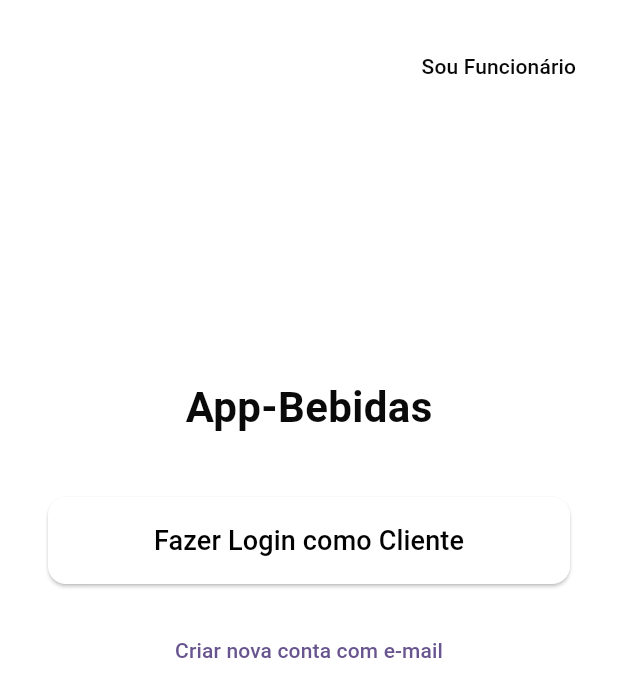
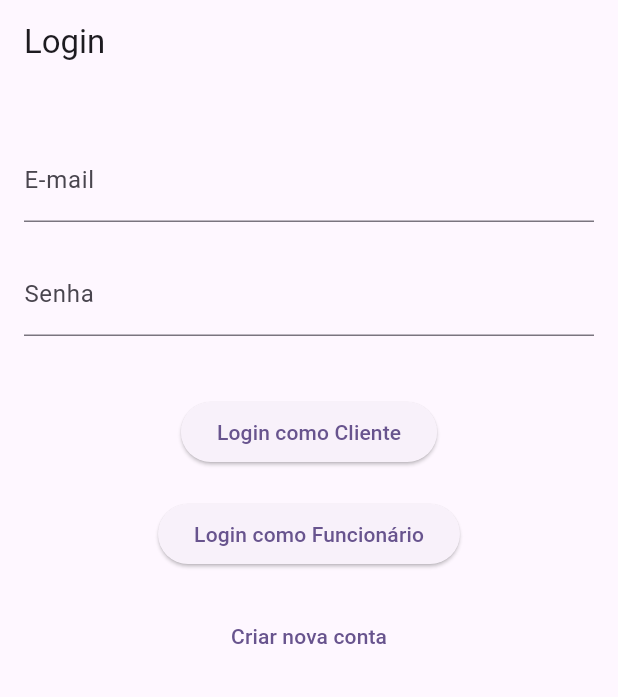
Before and after one commit to VitorBD32/App-Bebidas, a Flutter app: the screen it shows after launch, on a phone screen of 412 x 824 dp. Shown: the top 697 px of the screen. Run offline on Flutter 3.47's test engine with Material 3 defaults, Android fonts, the light colour scheme and no system bars; our stand-ins replace firebase_auth, firebase_core, firebase_database; accounts and stored records are empty.

Commit message:
Adicionando novas telas de login e principais

```diff
--- /dev/null
+++ b/lib/LoginScreen.dart
@@ -0,0 +1,170 @@
+import 'package:flutter/material.dart';
+import 'package:firebase_auth/firebase_auth.dart';
+import 'CriarContaScreen.dart'; // Tela de criação de conta
+import 'principalCliente.dart'; // Tela principal para o cliente
+import 'principalFuncionario.dart'; // Tela principal para o funcionário
+
+class LoginScreen extends StatefulWidget {
+  const LoginScreen({Key? key}) : super(key: key);
+
+  @override
+  _LoginScreenState createState() => _LoginScreenState();
+}
+
+class _LoginScreenState extends State<LoginScreen> {
+  final _emailController = TextEditingController();
+  final _senhaController = TextEditingController();
+  bool _isLoading = false;
+
+  // Função para validar o email
+  String? _validarEmail(String? email) {
+    if (email == null || email.isEmpty) {
+      return 'Por favor, insira um e-mail.';
+    }
+    // Verifica se o email tem um formato válido
+    RegExp regex = RegExp(r'^[a-zA-Z0-9._%+-]+@[a-zA-Z0-9.-]+\.[a-zA-Z]{2,4}$');
+    if (!regex.hasMatch(email)) {
+      return 'Por favor, insira um e-mail válido.';
+    }
+    return null;
+  }
+
+  // Função para validar a senha
+  String? _validarSenha(String? senha) {
+    if (senha == null || senha.isEmpty) {
+      return 'Por favor, insira uma senha.';
+    }
+    if (senha.length < 6) {
+      return 'A senha deve ter pelo menos 6 caracteres.';
+    }
+    return null;
+  }
+
+  // Função de login com email e senha
+  Future<void> _login(BuildContext context, String tipoUsuario) async {
+    final email = _emailController.text.trim();
+    final senha = _senhaController.text.trim();
+
+    final emailError = _validarEmail(email);
+    final senhaError = _validarSenha(senha);
+
+    // Verifica se há erro nos campos
+    if (emailError != null || senhaError != null) {
+      ScaffoldMessenger.of(
+        context,
+      ).showSnackBar(SnackBar(content: Text(emailError ?? senhaError!)));
+      return;
+    }
+
+    setState(() {
+      _isLoading = true; // Inicia o carregamento
+    });
+
+    try {
+      // Realiza o login com o Firebase usando email e senha
+      final UserCredential userCredential = await FirebaseAuth.instance
+          .signInWithEmailAndPassword(email: email, password: senha);
+      final user = userCredential.user;
+
+      if (user != null) {
+        ScaffoldMessenger.of(context).showSnackBar(
+          SnackBar(
+            content: Text(
+              '$tipoUsuario logado: ${user.displayName ?? "Usuário"}',
+            ),
+          ),
+        );
+
+        // Redireciona para a tela correta dependendo do tipo de usuário
+        if (tipoUsuario == "Cliente") {
+          Navigator.pushReplacement(
+            context,
+            MaterialPageRoute(
+              builder: (context) => const PrincipalClienteScreen(),
+            ),
+          );
+        } else if (tipoUsuario == "Funcionário") {
+          Navigator.pushReplacement(
+            context,
+            MaterialPageRoute(
+              builder: (context) => const PrincipalFuncionarioScreen(),
+            ),
+          );
+        }
+      }
+    } catch (e) {
+      ScaffoldMessenger.of(
+        context,
+      ).showSnackBar(SnackBar(content: Text('Erro ao fazer login: $e')));
+    } finally {
+      setState(() {
+        _isLoading = false; // Finaliza o carregamento após o login
+      });
+    }
+  }
+
+  // Função de login para cliente
+  void _loginCliente(BuildContext context) {
+    _login(context, "Cliente");
+  }
+
+  // Função de login para funcionário
+  void _loginFuncionario(BuildContext context) {
+    _login(context, "Funcionário");
+  }
+
+  @override
+  Widget build(BuildContext context) {
+    return Scaffold(
+      appBar: AppBar(title: const Text('Login')),
+      body: Padding(
+        padding: const EdgeInsets.all(16.0),
+        child: Column(
+          children: [
+            const SizedBox(height: 20),
+            TextField(
+              controller: _emailController,
+              decoration: const InputDecoration(labelText: 'E-mail'),
+            ),
+            const SizedBox(height: 20),
+            TextField(
+              controller: _senhaController,
+              decoration: const InputDecoration(labelText: 'Senha'),
+              obscureText: true,
+            ),
+            const SizedBox(height: 40),
+            _isLoading
+                ? const CircularProgressIndicator() // Mostra o carregamento enquanto realiza o login
+                : Column(
+                  children: [
+                    ElevatedButton(
+                      onPressed:
+                          _isLoading ? null : () => _loginCliente(context),
+                      child: const Text('Login como Cliente'),
+                    ),
+                    const SizedBox(height: 20),
+                    ElevatedButton(
+                      onPressed:
+                          _isLoading ? null : () => _loginFuncionario(context),
+                      child: const Text('Login como Funcionário'),
+                    ),
+                    const SizedBox(height: 20),
+                    TextButton(
+                      onPressed: () {
+                        Navigator.push(
+                          context,
+                          MaterialPageRoute(
+                            builder: (context) => const CriarContaScreen(),
+                          ),
+                        );
+                      },
+                      child: const Text('Criar nova conta'),
+                    ),
+                  ],
+                ),
+          ],
+        ),
+      ),
+    );
+  }
+}
--- a/lib/main.dart
+++ b/lib/main.dart
@@ -1,7 +1,7 @@
 import 'package:flutter/material.dart';
 import 'package:firebase_core/firebase_core.dart';
 import 'firebase_options.dart';
-import 'screens/auth/inicio.dart'; // <-- Corrigido aqui
+import 'LoginScreen.dart'; // Corrija o caminho para o arquivo correto
 
 void main() async {
   WidgetsFlutterBinding.ensureInitialized();
@@ -21,7 +21,7 @@ class MyApp extends StatelessWidget {
         colorScheme: ColorScheme.fromSeed(seedColor: Colors.deepPurple),
         useMaterial3: true,
       ),
-      home: const InicioScreen(),
+      home: const LoginScreen(), // Alterando para a tela correta
     );
   }
 }
--- a/lib/screens/auth/inicio.dart
+++ /dev/null
@@ -1,129 +0,0 @@
-import 'package:flutter/material.dart';
-import 'package:firebase_auth/firebase_auth.dart';
-import 'package:google_sign_in/google_sign_in.dart';
-import 'criar_conta.dart';
-
-class InicioScreen extends StatelessWidget {
-  const InicioScreen({Key? key}) : super(key: key);
-
-  Future<void> _loginWithGoogle(
-    BuildContext context,
-    String tipoUsuario,
-  ) async {
-    try {
-      final GoogleSignInAccount? googleUser = await GoogleSignIn().signIn();
-      if (googleUser == null) return;
-
-      final GoogleSignInAuthentication googleAuth =
-          await googleUser.authentication;
-
-      final credential = GoogleAuthProvider.credential(
-        accessToken: googleAuth.accessToken,
-        idToken: googleAuth.idToken,
-      );
-
-      final UserCredential userCredential = await FirebaseAuth.instance
-          .signInWithCredential(credential);
-
-      final user = userCredential.user;
-
-      if (user != null) {
-        ScaffoldMessenger.of(context).showSnackBar(
-          SnackBar(content: Text('$tipoUsuario logado: ${user.displayName}')),
-        );
-      }
-    } catch (e) {
-      ScaffoldMessenger.of(
-        context,
-      ).showSnackBar(SnackBar(content: Text('Erro ao fazer login: $e')));
-    }
-  }
-
-  void _loginFuncionario(BuildContext context) {
-    _loginWithGoogle(context, "Funcionário");
-  }
-
-  void _loginCliente(BuildContext context) {
-    _loginWithGoogle(context, "Cliente");
-  }
-
-  @override
-  Widget build(BuildContext context) {
-    return Scaffold(
-      body: Stack(
-        children: [
-          Container(
-            decoration: const BoxDecoration(
-              gradient: LinearGradient(
-                colors: [Color.fromARGB(255, 255, 255, 255)],
-                begin: Alignment.topCenter,
-                end: Alignment.bottomCenter,
-              ),
-            ),
-          ),
-          SafeArea(
-            child: Column(
-              children: [
-                const SizedBox(height: 20),
-                Align(
-                  alignment: Alignment.topRight,
-                  child: Padding(
-                    padding: const EdgeInsets.symmetric(horizontal: 16),
-                    child: TextButton(
-                      onPressed: () => _loginFuncionario(context),
-                      style: TextButton.styleFrom(
-                        foregroundColor: const Color.fromARGB(255, 8, 8, 8),
-                      ),
-                      child: const Text("Sou Funcionário"),
-                    ),
-                  ),
-                ),
-                const Spacer(),
-                const Text(
-                  "App-Bebidas",
-                  style: TextStyle(
-                    fontSize: 28,
-                    color: Color.fromARGB(255, 10, 10, 10),
-                    fontWeight: FontWeight.bold,
-                  ),
-                ),
-                const SizedBox(height: 40),
-                Padding(
-                  padding: const EdgeInsets.symmetric(horizontal: 32),
-                  child: ElevatedButton(
-                    onPressed: () => _loginCliente(context),
-                    style: ElevatedButton.styleFrom(
-                      backgroundColor: Colors.white,
-                      foregroundColor: const Color.fromARGB(255, 2, 2, 2),
-                      padding: const EdgeInsets.symmetric(vertical: 16),
-                      shape: RoundedRectangleBorder(
-                        borderRadius: BorderRadius.circular(12),
-                      ),
-                      minimumSize: const Size.fromHeight(50),
-                    ),
-                    child: const Text(
-                      "Fazer Login como Cliente",
-                      style: TextStyle(fontSize: 18),
-                    ),
-                  ),
-                ),
-                const SizedBox(height: 20),
-                TextButton(
-                  onPressed: () {
-                    Navigator.of(context).push(
-                      MaterialPageRoute(
-                        builder: (context) => const CriarContaScreen(),
-                      ),
-                    );
-                  },
-                  child: const Text("Criar nova conta com e-mail"),
-                ),
-                const Spacer(flex: 2),
-              ],
-            ),
-          ),
-        ],
-      ),
-    );
-  }
-}
```
Also changed, not shown: lib/CriarContaScreen.dart (added, +89 -0 lines), lib/principalCliente.dart (added, +136 -0 lines), lib/principalFuncionario.dart (added, +13 -0 lines), lib/screens/auth/criar_conta.dart (deleted, +0 -60 lines).
